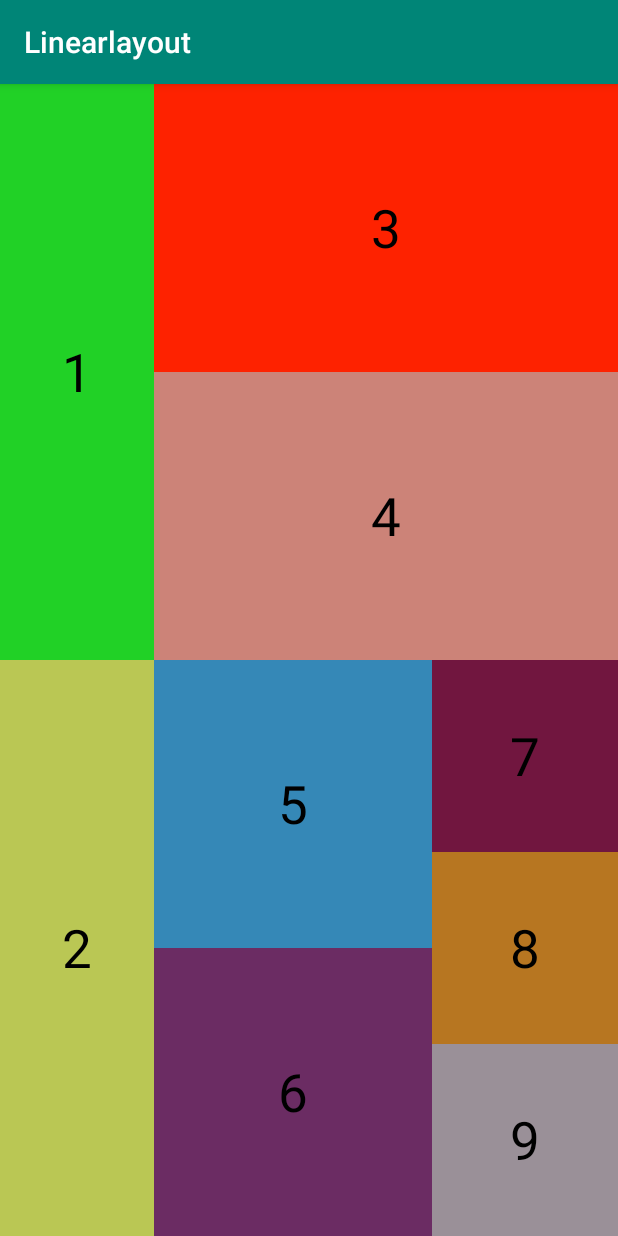
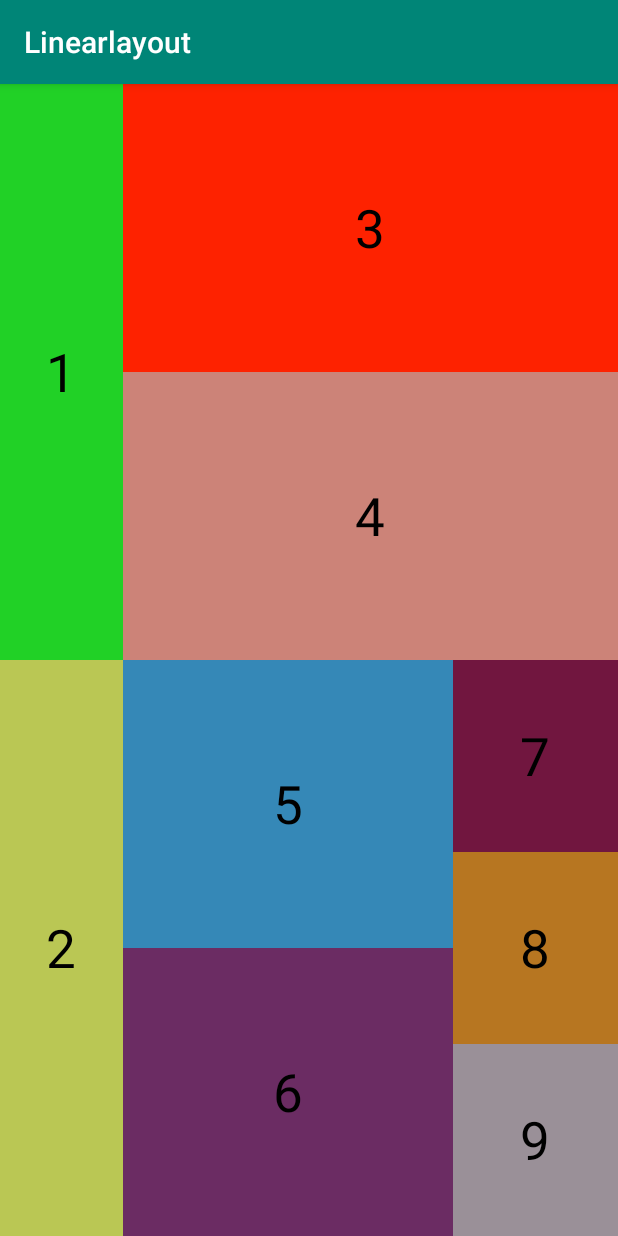
Before and after one commit to dungtran6868/Linearlayout, an Android app: the screen it shows after launch (MainActivity), on a phone screen of 412 x 824 dp. Run offline under Robolectric (Android 15) with nearby library versions, the phone set to English and light mode, and no system bars.

Commit message:
feat: ui bai tap 3

```diff
--- a/app/src/main/res/layout/activity_main.xml
+++ b/app/src/main/res/layout/activity_main.xml
@@ -10,6 +10,7 @@
         android:layout_width = "match_parent"
         android:layout_height = "0dp"
         android:orientation="horizontal"
+        android:weightSum="5"
         >
 
         <LinearLayout
@@ -29,7 +30,7 @@
         </LinearLayout>
 
         <LinearLayout
-            android:layout_weight="3"
+            android:layout_weight="4"
             android:layout_width="0dp"
             android:layout_height="match_parent"
             android:orientation="vertical">
@@ -64,7 +65,7 @@
         android:layout_width = "match_parent"
         android:layout_height = "0dp"
         android:orientation="horizontal"
-        android:weightSum="4">
+        android:weightSum="5">
 
         <LinearLayout
             android:layout_weight="1"
@@ -82,14 +83,14 @@
 
         <LinearLayout
             android:orientation="horizontal"
-            android:layout_weight="3"
+            android:layout_weight="4"
             android:layout_width="0dp"
             android:layout_height="match_parent"
-            android:weightSum="5">
+            android:weightSum="3">
 
             <LinearLayout
                 android:orientation="vertical"
-                android:layout_weight="3"
+                android:layout_weight="2"
                 android:layout_width="0dp"
                 android:layout_height="match_parent">
 
@@ -117,7 +118,7 @@
             </LinearLayout>
 
             <LinearLayout
-                android:layout_weight="2"
+                android:layout_weight="1"
                 android:layout_width="0dp"
                 android:layout_height="match_parent"
                 android:orientation="vertical">
```
